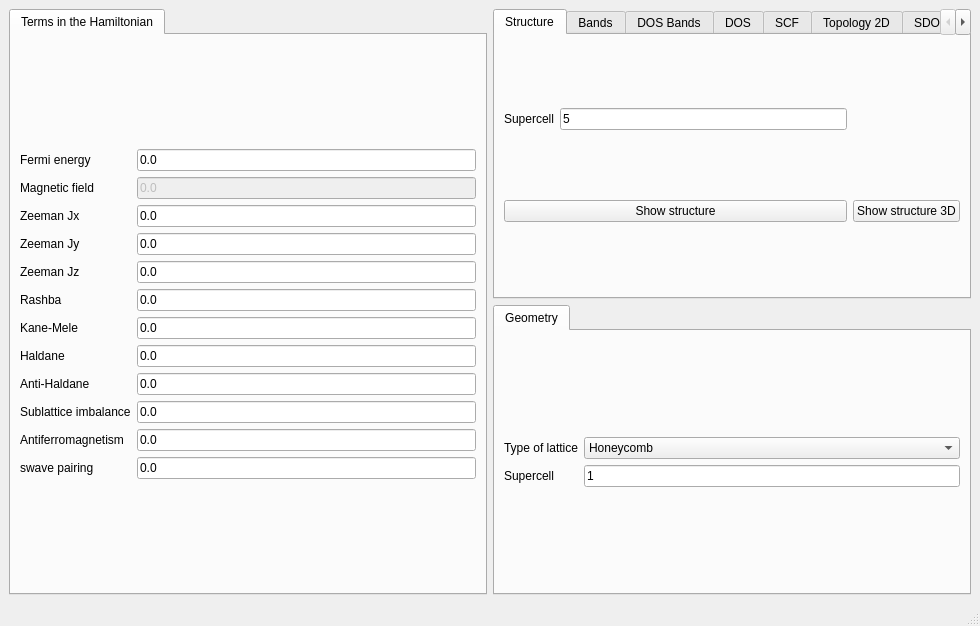
Old version of the form development/interface-pyqt/2d/interface.ui in the repository joselado/quantum-honeycomp.
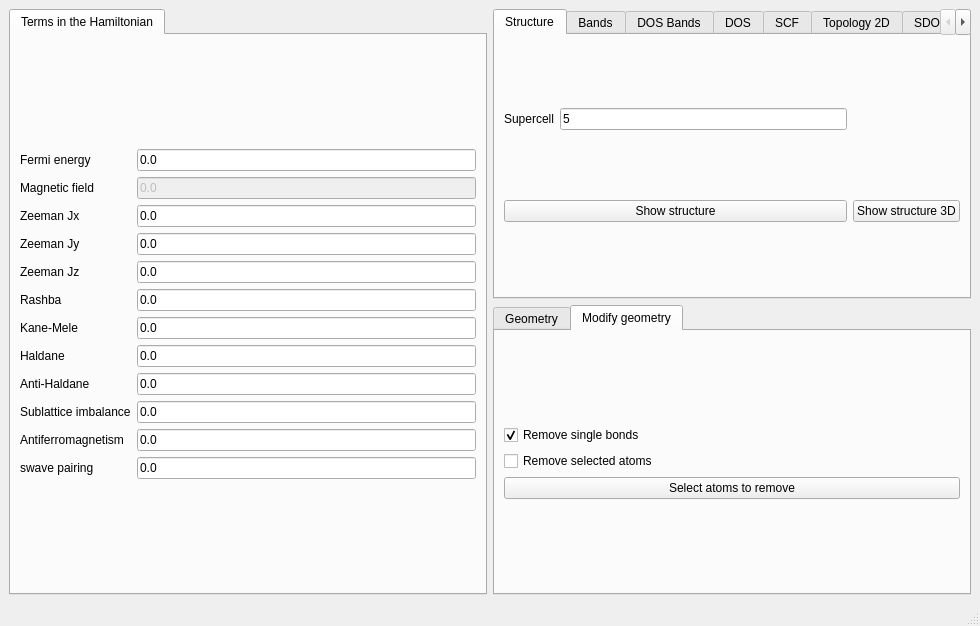
New version of the form. The open tabs and pages were chosen to show the change.

Diff of the .ui file:
```diff
--- a/development/interface-pyqt/2d/interface.ui
+++ b/development/interface-pyqt/2d/interface.ui
@@ -814,6 +814,44 @@
         </item>
        </layout>
       </widget>
+      <widget class="QWidget" name="tab_7">
+       <attribute name="title">
+        <string>Modify geometry</string>
+       </attribute>
+       <layout class="QVBoxLayout" name="verticalLayout">
+        <item>
+         <layout class="QGridLayout" name="gridLayout_25">
+          <item row="0" column="0">
+           <widget class="QCheckBox" name="remove_single_bonded">
+            <property name="toolTip">
+             <string>Remove atoms that have a single bond in the structure</string>
+            </property>
+            <property name="text">
+             <string>Remove single bonds</string>
+            </property>
+            <property name="checked">
+             <bool>true</bool>
+            </property>
+           </widget>
+          </item>
+          <item row="1" column="0">
+           <widget class="QCheckBox" name="remove_selected">
+            <property name="text">
+             <string>Remove selected atoms</string>
+            </property>
+           </widget>
+          </item>
+          <item row="2" column="0">
+           <widget class="QPushButton" name="select_atoms_removal">
+            <property name="text">
+             <string>Select atoms to remove</string>
+            </property>
+           </widget>
+          </item>
+         </layout>
+        </item>
+       </layout>
+      </widget>
      </widget>
     </item>
    </layout>
```
